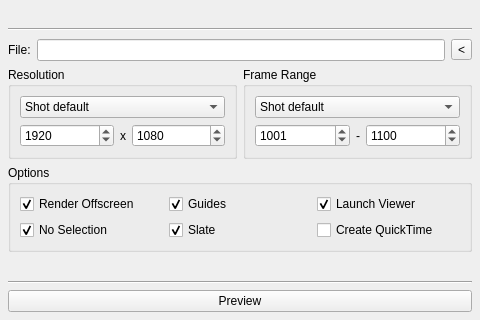
Old version of the form core/ui/gpsPreview_ui.ui in the repository mjbonnington/icarus-gps.
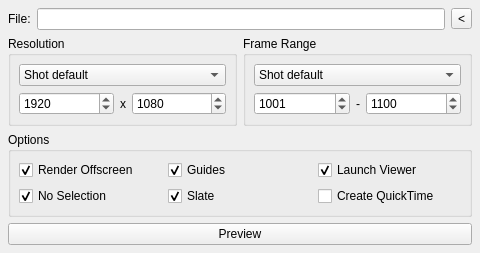
New version of the form.

```diff
--- a/core/ui/gpsPreview_ui.ui
+++ b/core/ui/gpsPreview_ui.ui
@@ -7,7 +7,7 @@
     <x>0</x>
     <y>0</y>
     <width>480</width>
-    <height>320</height>
+    <height>240</height>
    </rect>
   </property>
   <property name="windowTitle">
@@ -18,33 +18,6 @@
     <property name="margin">
      <number>8</number>
     </property>
-    <item>
-     <widget class="QLabel" name="jobShot_label">
-      <property name="text">
-       <string/>
-      </property>
-     </widget>
-    </item>
-    <item>
-     <widget class="Line" name="upper_h_line">
-      <property name="orientation">
-       <enum>Qt::Horizontal</enum>
-      </property>
-     </widget>
-    </item>
-    <item>
-     <spacer name="verticalSpacer_2">
-      <property name="orientation">
-       <enum>Qt::Vertical</enum>
-      </property>
-      <property name="sizeHint" stdset="0">
-       <size>
-        <width>32</width>
-        <height>5</height>
-       </size>
-      </property>
-     </spacer>
-    </item>
     <item>
      <layout class="QHBoxLayout" name="file_horizontalLayout">
       <item>
@@ -90,6 +63,9 @@
          <bool>false</bool>
         </property>
         <layout class="QVBoxLayout" name="verticalLayout">
+         <property name="margin">
+          <number>8</number>
+         </property>
          <item>
           <widget class="QComboBox" name="resolution_comboBox">
            <property name="currentIndex">
@@ -210,6 +186,9 @@
          <string>Frame Range</string>
         </property>
         <layout class="QVBoxLayout" name="verticalLayout_2">
+         <property name="margin">
+          <number>8</number>
+         </property>
          <item>
           <widget class="QComboBox" name="range_comboBox">
            <property name="currentIndex">
@@ -291,6 +270,9 @@
        <string>Options</string>
       </property>
       <layout class="QGridLayout" name="gridLayout">
+       <property name="margin">
+        <number>8</number>
+       </property>
        <item row="0" column="0">
         <widget class="QCheckBox" name="offscreen_checkBox">
          <property name="toolTip">
@@ -398,18 +380,11 @@
       <property name="sizeHint" stdset="0">
        <size>
         <width>32</width>
-        <height>25</height>
+        <height>12</height>
        </size>
       </property>
      </spacer>
     </item>
-    <item>
-     <widget class="Line" name="lower_h_line">
-      <property name="orientation">
-       <enum>Qt::Horizontal</enum>
-      </property>
-     </widget>
-    </item>
     <item>
      <widget class="QPushButton" name="preview_pushButton">
       <property name="text">
```
Left out of the diff: 2 changed lines with no effect on the pictures.
